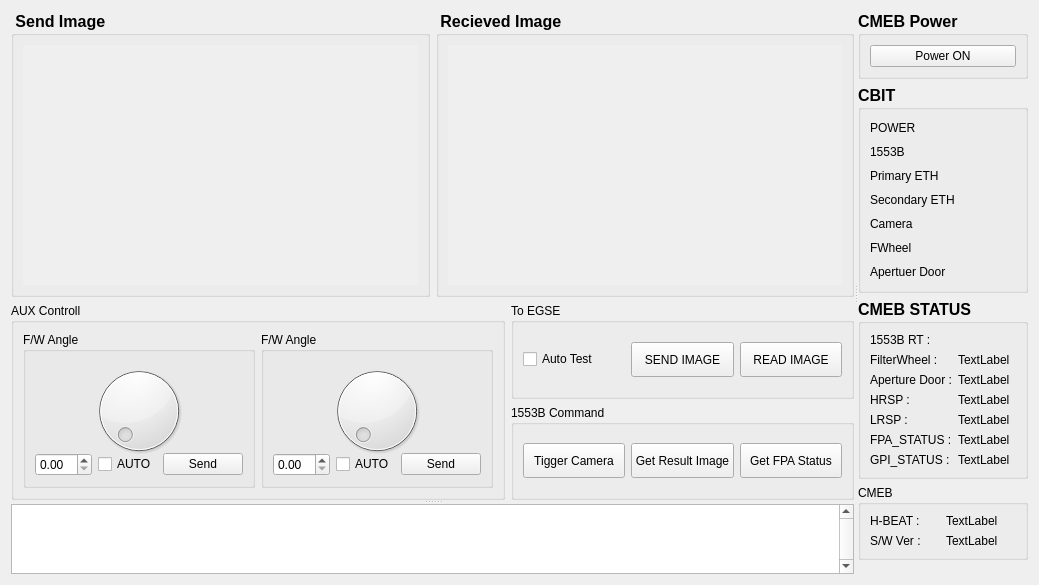
GisuKim/EGSE_GUI, file EGSE_CMEB/ControllUI.ui: the form before one commit.
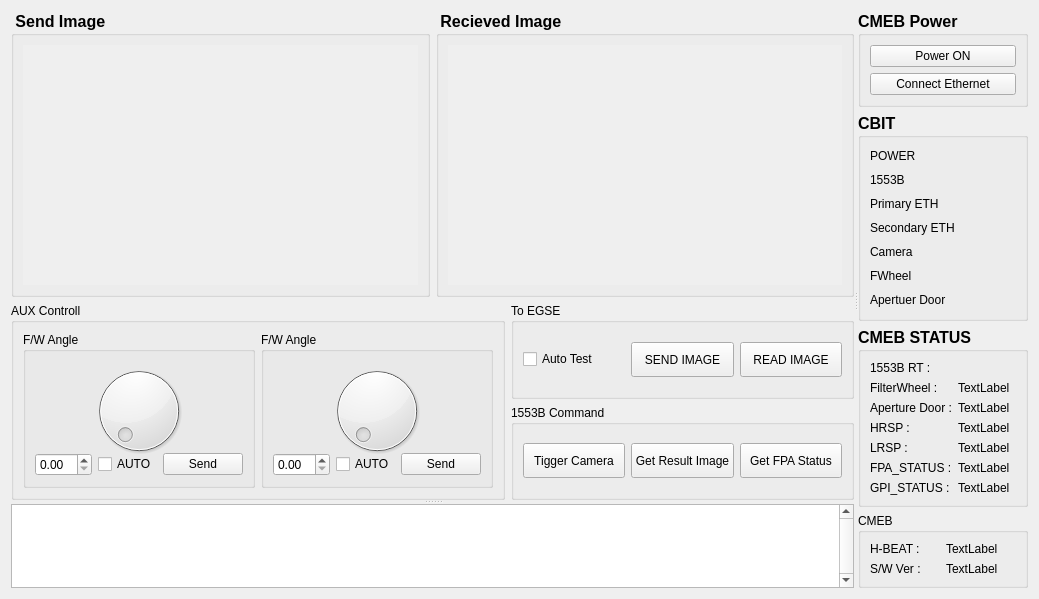
The form after the commit. Icons and pictures are not drawn.

Diff of the .ui file:
```diff
--- a/EGSE_CMEB/ControllUI.ui
+++ b/EGSE_CMEB/ControllUI.ui
@@ -349,7 +349,7 @@
          <property name="title">
           <string>CMEB Power</string>
          </property>
-         <layout class="QHBoxLayout" name="horizontalLayout_4">
+         <layout class="QVBoxLayout" name="verticalLayout_4">
           <item>
            <widget class="QPushButton" name="btn_CMEB_Power">
             <property name="font">
@@ -364,221 +364,24 @@
             </property>
            </widget>
           </item>
+          <item>
+           <widget class="QPushButton" name="btn_CMEB_Connect">
+            <property name="font">
+             <font>
+              <pointsize>9</pointsize>
+              <weight>50</weight>
+              <bold>false</bold>
+             </font>
+            </property>
+            <property name="text">
+             <string>Connect Ethernet</string>
+            </property>
+           </widget>
+          </item>
          </layout>
         </widget>
        </item>
        <item row="2" column="0">
-        <widget class="QGroupBox" name="groupBox_2">
-         <property name="font">
-          <font>
-           <pointsize>12</pointsize>
-           <weight>75</weight>
-           <bold>true</bold>
-          </font>
-         </property>
-         <property name="title">
-          <string>CMEB STATUS</string>
-         </property>
-         <layout class="QGridLayout" name="gridLayout_3">
-          <item row="1" column="0">
-           <widget class="QLabel" name="label">
-            <property name="font">
-             <font>
-              <pointsize>9</pointsize>
-              <weight>50</weight>
-              <bold>false</bold>
-             </font>
-            </property>
-            <property name="text">
-             <string>FilterWheel :</string>
-            </property>
-           </widget>
-          </item>
-          <item row="0" column="0">
-           <widget class="QLabel" name="label_2">
-            <property name="font">
-             <font>
-              <pointsize>9</pointsize>
-              <weight>50</weight>
-              <bold>false</bold>
-             </font>
-            </property>
-            <property name="text">
-             <string>1553B RT :</string>
-            </property>
-           </widget>
-          </item>
-          <item row="4" column="0">
-           <widget class="QLabel" name="label_5">
-            <property name="font">
-             <font>
-              <pointsize>9</pointsize>
-              <weight>50</weight>
-              <bold>false</bold>
-             </font>
-            </property>
-            <property name="text">
-             <string>LRSP :</string>
-            </property>
-           </widget>
-          </item>
-          <item row="6" column="0">
-           <widget class="QLabel" name="label_7">
-            <property name="font">
-             <font>
-              <pointsize>9</pointsize>
-              <weight>50</weight>
-              <bold>false</bold>
-             </font>
-            </property>
-            <property name="text">
-             <string>GPI_STATUS :</string>
-            </property>
-           </widget>
-          </item>
-          <item row="3" column="0">
-           <widget class="QLabel" name="label_4">
-            <property name="font">
-             <font>
-              <pointsize>9</pointsize>
-              <weight>50</weight>
-              <bold>false</bold>
-             </font>
-            </property>
-            <property name="text">
-             <string>HRSP :</string>
-            </property>
-           </widget>
-          </item>
-          <item row="2" column="0">
-           <widget class="QLabel" name="label_3">
-            <property name="font">
-             <font>
-              <pointsize>9</pointsize>
-              <weight>50</weight>
-              <bold>false</bold>
-             </font>
-            </property>
-            <property name="text">
-             <string>Aperture Door :</string>
-            </property>
-           </widget>
-          </item>
-          <item row="5" column="0">
-           <widget class="QLabel" name="label_6">
-            <property name="font">
-             <font>
-              <pointsize>9</pointsize>
-              <weight>50</weight>
-              <bold>false</bold>
-             </font>
-            </property>
-            <property name="text">
-             <string>FPA_STATUS :</string>
-            </property>
-           </widget>
-          </item>
-          <item row="1" column="1">
-           <widget class="QLabel" name="label_18">
-            <property name="font">
-             <font>
-              <pointsize>9</pointsize>
-              <weight>50</weight>
-              <bold>false</bold>
-             </font>
-            </property>
-            <property name="text">
-             <string>TextLabel</string>
-            </property>
-           </widget>
-          </item>
-          <item row="2" column="1">
-           <widget class="QLabel" name="label_19">
-            <property name="font">
-             <font>
-              <pointsize>9</pointsize>
-              <weight>50</weight>
-              <bold>false</bold>
-             </font>
-            </property>
-            <property name="text">
-             <string>TextLabel</string>
-            </property>
-           </widget>
-          </item>
-          <item row="3" column="1">
-           <widget class="QLabel" name="label_20">
-            <property name="font">
-             <font>
-              <pointsize>9</pointsize>
-              <weight>50</weight>
-              <bold>false</bold>
-             </font>
-            </property>
-            <property name="text">
-             <string>TextLabel</string>
-            </property>
-           </widget>
-          </item>
-          <item row="4" column="1">
-           <widget class="QLabel" name="label_21">
-            <property name="font">
-             <font>
-              <pointsize>9</pointsize>
-              <weight>50</weight>
-              <bold>false</bold>
-             </font>
-            </property>
-            <property name="text">
-             <string>TextLabel</string>
-            </property>
-           </widget>
-          </item>
-          <item row="5" column="1">
-           <widget class="QLabel" name="label_22">
-            <property name="font">
-             <font>
-              <pointsize>9</pointsize>
-              <weight>50</weight>
-              <bold>false</bold>
-             </font>
-            </property>
-            <property name="text">
-             <string>TextLabel</string>
-            </property>
-           </widget>
-          </item>
-          <item row="6" column="1">
-           <widget class="QLabel" name="label_23">
-            <property name="font">
-             <font>
-              <pointsize>9</pointsize>
-              <weight>50</weight>
-              <bold>false</bold>
-             </font>
-            </property>
-            <property name="text">
-             <string>TextLabel</string>
-            </property>
-           </widget>
-          </item>
-         </layout>
-        </widget>
-       </item>
-       <item row="4" column="0">
-        <spacer name="verticalSpacer_2">
-         <property name="orientation">
-          <enum>Qt::Vertical</enum>
-         </property>
-         <property name="sizeHint" stdset="0">
-          <size>
-           <width>20</width>
-           <height>40</height>
-          </size>
-         </property>
-        </spacer>
-       </item>
-       <item row="1" column="0">
         <widget class="QGroupBox" name="groupBox">
          <property name="font">
           <font>
@@ -828,7 +631,7 @@
          </layout>
         </widget>
        </item>
-       <item row="3" column="0">
+       <item row="4" column="0">
         <widget class="QGroupBox" name="groupBox_11">
          <property name="title">
           <string>CMEB</string>
@@ -865,6 +668,217 @@
          </layout>
         </widget>
        </item>
+       <item row="5" column="0">
+        <spacer name="verticalSpacer_2">
+         <property name="orientation">
+          <enum>Qt::Vertical</enum>
+         </property>
+         <property name="sizeHint" stdset="0">
+          <size>
+           <width>20</width>
+           <height>40</height>
+          </size>
+         </property>
+        </spacer>
+       </item>
+       <item row="3" column="0">
+        <widget class="QGroupBox" name="groupBox_2">
+         <property name="font">
+          <font>
+           <pointsize>12</pointsize>
+           <weight>75</weight>
+           <bold>true</bold>
+          </font>
+         </property>
+         <property name="title">
+          <string>CMEB STATUS</string>
+         </property>
+         <layout class="QGridLayout" name="gridLayout_3">
+          <item row="1" column="0">
+           <widget class="QLabel" name="label">
+            <property name="font">
+             <font>
+              <pointsize>9</pointsize>
+              <weight>50</weight>
+              <bold>false</bold>
+             </font>
+            </property>
+            <property name="text">
+             <string>FilterWheel :</string>
+            </property>
+           </widget>
+          </item>
+          <item row="0" column="0">
+           <widget class="QLabel" name="label_2">
+            <property name="font">
+             <font>
+              <pointsize>9</pointsize>
+              <weight>50</weight>
+              <bold>false</bold>
+             </font>
+            </property>
+            <property name="text">
+             <string>1553B RT :</string>
+            </property>
+           </widget>
+          </item>
+          <item row="4" column="0">
+           <widget class="QLabel" name="label_5">
+            <property name="font">
+             <font>
+              <pointsize>9</pointsize>
+              <weight>50</weight>
+              <bold>false</bold>
+             </font>
+            </property>
+            <property name="text">
+             <string>LRSP :</string>
+            </property>
+           </widget>
+          </item>
+          <item row="6" column="0">
+           <widget class="QLabel" name="label_7">
+            <property name="font">
+             <font>
+              <pointsize>9</pointsize>
+              <weight>50</weight>
+              <bold>false</bold>
+             </font>
+            </property>
+            <property name="text">
+             <string>GPI_STATUS :</string>
+            </property>
+           </widget>
+          </item>
+          <item row="3" column="0">
+           <widget class="QLabel" name="label_4">
+            <property name="font">
+             <font>
+              <pointsize>9</pointsize>
+              <weight>50</weight>
+              <bold>false</bold>
+             </font>
+            </property>
+            <property name="text">
+             <string>HRSP :</string>
+            </property>
+           </widget>
+          </item>
+          <item row="2" column="0">
+           <widget class="QLabel" name="label_3">
+            <property name="font">
+             <font>
+              <pointsize>9</pointsize>
+              <weight>50</weight>
+              <bold>false</bold>
+             </font>
+            </property>
+            <property name="text">
+             <string>Aperture Door :</string>
+            </property>
+           </widget>
+          </item>
+          <item row="5" column="0">
+           <widget class="QLabel" name="label_6">
+            <property name="font">
+             <font>
+              <pointsize>9</pointsize>
+              <weight>50</weight>
+              <bold>false</bold>
+             </font>
+            </property>
+            <property name="text">
+             <string>FPA_STATUS :</string>
+            </property>
+           </widget>
+          </item>
+          <item row="1" column="1">
+           <widget class="QLabel" name="label_18">
+            <property name="font">
+             <font>
+              <pointsize>9</pointsize>
+              <weight>50</weight>
+              <bold>false</bold>
+             </font>
+            </property>
+            <property name="text">
+             <string>TextLabel</string>
+            </property>
+           </widget>
+          </item>
+          <item row="2" column="1">
+           <widget class="QLabel" name="label_19">
+            <property name="font">
+             <font>
+              <pointsize>9</pointsize>
+              <weight>50</weight>
+              <bold>false</bold>
+             </font>
+            </property>
+            <property name="text">
+             <string>TextLabel</string>
+            </property>
+           </widget>
+          </item>
+          <item row="3" column="1">
+           <widget class="QLabel" name="label_20">
+            <property name="font">
+             <font>
+              <pointsize>9</pointsize>
+              <weight>50</weight>
+              <bold>false</bold>
+             </font>
+            </property>
+            <property name="text">
+             <string>TextLabel</string>
+            </property>
+           </widget>
+          </item>
+          <item row="4" column="1">
+           <widget class="QLabel" name="label_21">
+            <property name="font">
+             <font>
+              <pointsize>9</pointsize>
+              <weight>50</weight>
+              <bold>false</bold>
+             </font>
+            </property>
+            <property name="text">
+             <string>TextLabel</string>
+            </property>
+           </widget>
+          </item>
+          <item row="5" column="1">
+           <widget class="QLabel" name="label_22">
+            <property name="font">
+             <font>
+              <pointsize>9</pointsize>
+              <weight>50</weight>
+              <bold>false</bold>
+             </font>
+            </property>
+            <property name="text">
+             <string>TextLabel</string>
+            </property>
+           </widget>
+          </item>
+          <item row="6" column="1">
+           <widget class="QLabel" name="label_23">
+            <property name="font">
+             <font>
+              <pointsize>9</pointsize>
+              <weight>50</weight>
+              <bold>false</bold>
+             </font>
+            </property>
+            <property name="text">
+             <string>TextLabel</string>
+            </property>
+           </widget>
+          </item>
+         </layout>
+        </widget>
+       </item>
       </layout>
      </widget>
     </widget>
```
Left out of the diff: 4 changed lines with no effect on the pictures.
